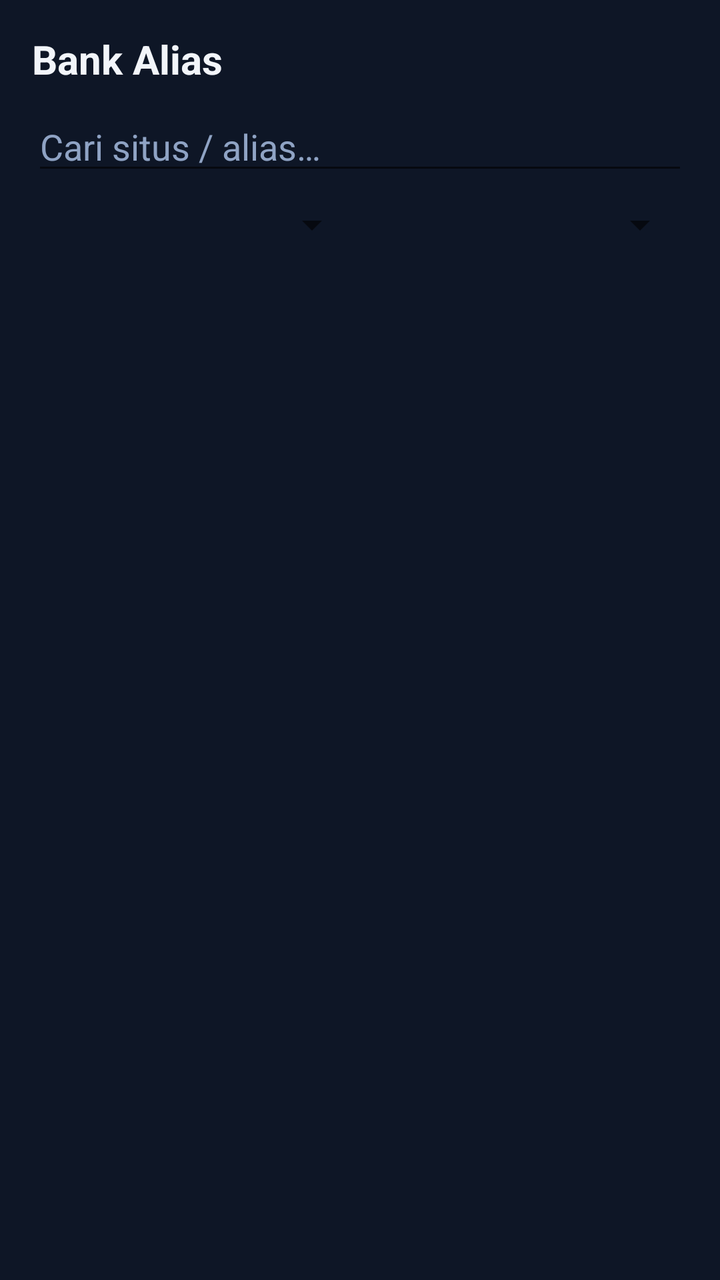
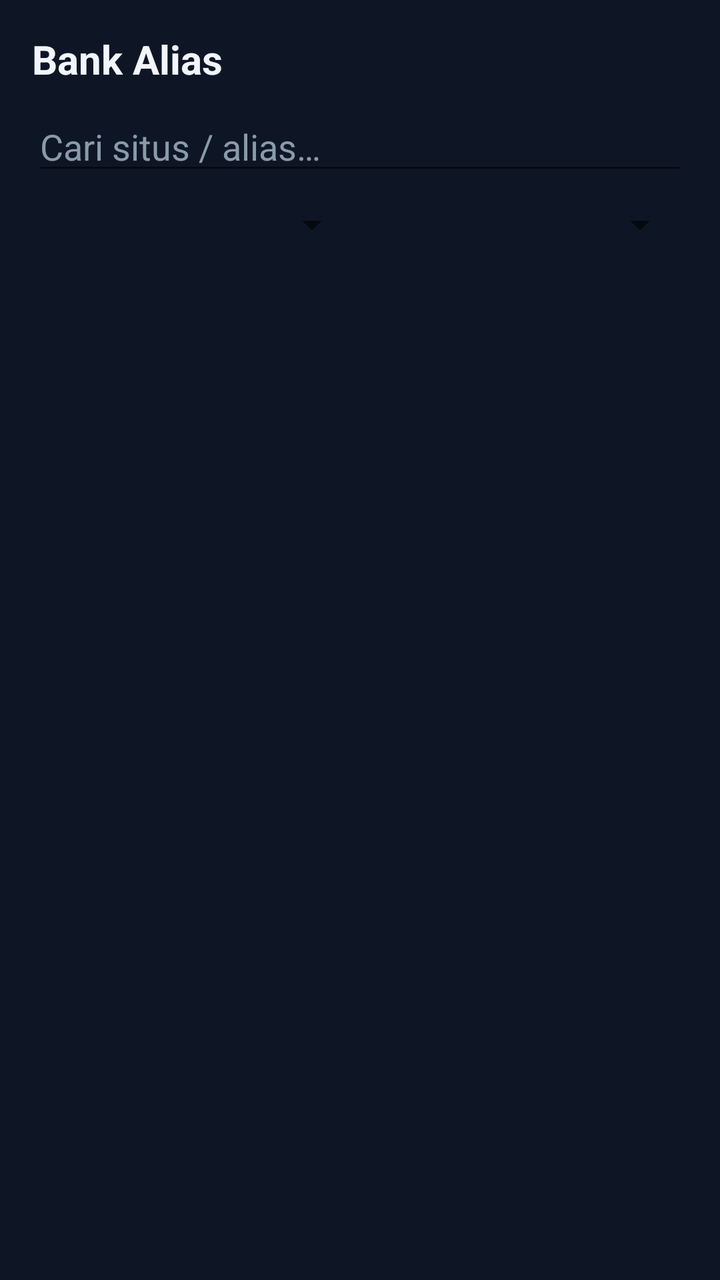

Before-and-after screenshots of an Android layout around one commit, followed by the original layout XML and the change that was made.
<!-- AndroidManifest.xml: application theme Theme.CloneMail -->
<!-- res/layout/fragment_bank.xml -->
<?xml version="1.0" encoding="utf-8"?>
<LinearLayout xmlns:android="http://schemas.android.com/apk/res/android"
    android:layout_width="match_parent"
    android:layout_height="match_parent"
    android:orientation="vertical"
    android:padding="16dp"
    android:background="@color/cm_bg">

    <TextView
        android:layout_width="wrap_content"
        android:layout_height="wrap_content"
        android:text="Bank Alias"
        android:textColor="@color/cm_text"
        android:textSize="20sp"
        android:textStyle="bold" />

    <EditText
        android:id="@+id/etSearch"
        android:layout_width="match_parent"
        android:layout_height="wrap_content"
        android:layout_marginTop="8dp"
        android:hint="Cari situs / alias…"
        android:textColor="@color/cm_text"
        android:textColorHint="@color/cm_hint" />

    <LinearLayout
        android:layout_width="match_parent"
        android:layout_height="wrap_content"
        android:layout_marginTop="8dp"
        android:orientation="horizontal">

        <Spinner
            android:id="@+id/spFilterStatus"
            android:layout_width="0dp"
            android:layout_height="wrap_content"
            android:layout_weight="1" />

        <Spinner
            android:id="@+id/spFilterBase"
            android:layout_width="0dp"
            android:layout_height="wrap_content"
            android:layout_weight="1" />
    </LinearLayout>

    <androidx.recyclerview.widget.RecyclerView
        android:id="@+id/rvBank"
        android:layout_width="match_parent"
        android:layout_height="0dp"
        android:layout_weight="1"
        android:layout_marginTop="8dp" />

    <TextView
        android:id="@+id/tvCount"
        android:layout_width="wrap_content"
        android:layout_height="wrap_content"
        android:textColor="@color/cm_hint"
        android:textSize="12sp" />
</LinearLayout>
<!-- resources referenced by this layout -->
<resources>
  <color name="cm_bg">#0E1626</color>
  <color name="cm_hint">#8FA3C4</color>
  <color name="cm_text">#F2F5FA</color>
  <style name="Theme.CloneMail" parent="Theme.MaterialComponents.DayNight.NoActionBar">
          <item name="colorPrimary">@color/cm_primary</item>
          <item name="colorPrimaryDark">@color/cm_primary_dark</item>
          <item name="colorAccent">@color/cm_accent</item>
          <item name="android:windowBackground">@color/cm_bg</item>
      </style>
  <color name="cm_primary">#1B3A6B</color>
  <color name="cm_primary_dark">#12294D</color>
  <color name="cm_accent">#F5B301</color>
</resources>

<!-- the commit's change to res/layout/fragment_bank.xml (unified diff, before → after) -->
@@ -53,6 +53,6 @@
         android:id="@+id/tvCount"
         android:layout_width="wrap_content"
         android:layout_height="wrap_content"
-        android:textColor="@color/cm_hint"
+        android:textColor="@color/cm_text_secondary"
         android:textSize="12sp" />
 </LinearLayout>
<!-- resource entries referenced after the edit -->
@@ -1,8 +1,9 @@
 <!-- resources referenced by this layout -->
 <resources>
   <color name="cm_bg">#0E1626</color>
-  <color name="cm_hint">#8FA3C4</color>
+  <color name="cm_hint">#8A9BA8</color>
   <color name="cm_text">#F2F5FA</color>
+  <color name="cm_text_secondary">#B0BEC5</color>
   <style name="Theme.CloneMail" parent="Theme.MaterialComponents.DayNight.NoActionBar">
           <item name="colorPrimary">@color/cm_primary</item>
           <item name="colorPrimaryDark">@color/cm_primary_dark</item>
